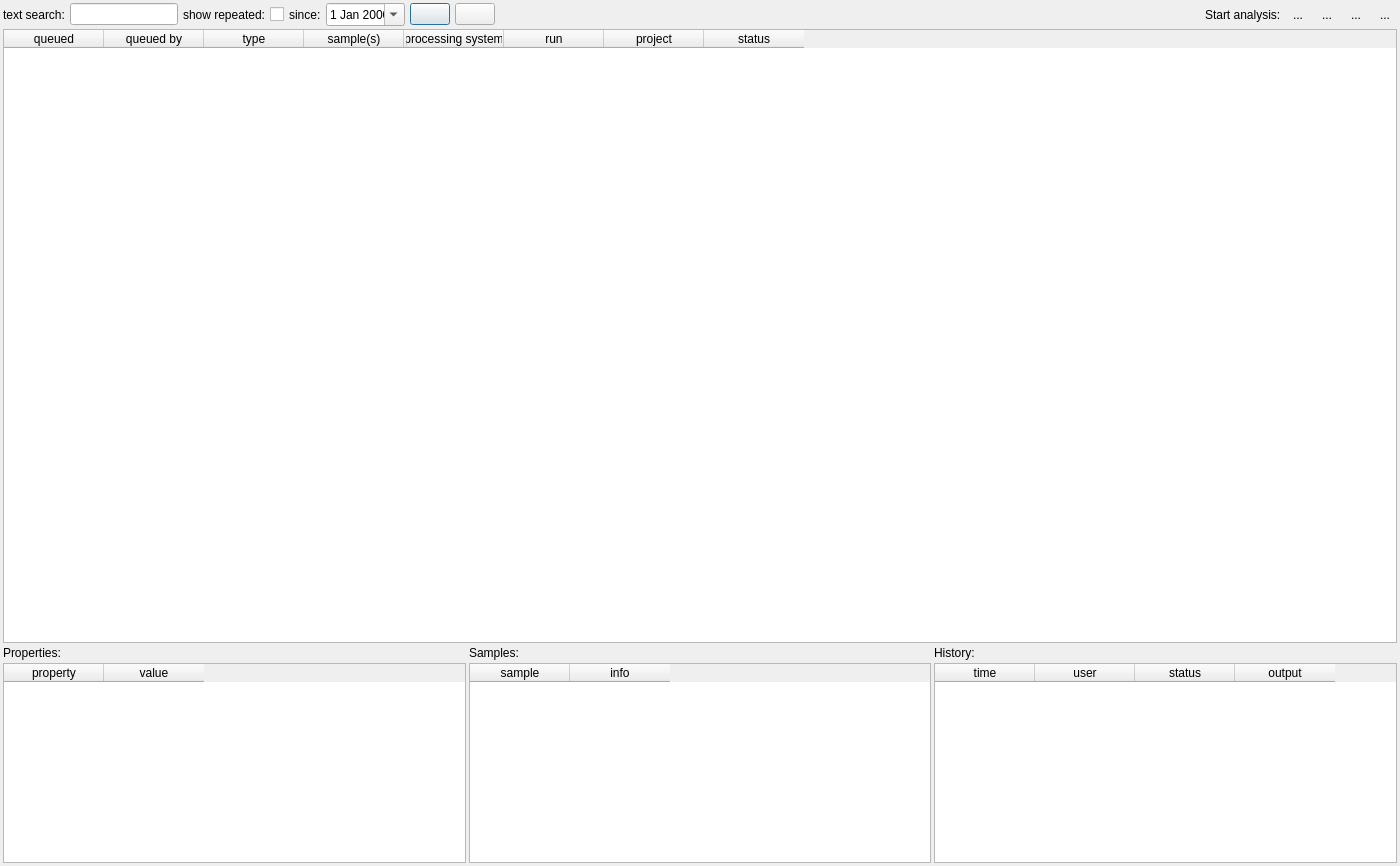
Qt form src/GSvar/AnalysisStatusDialog.ui (imgag/ngs-bits) before a commit.
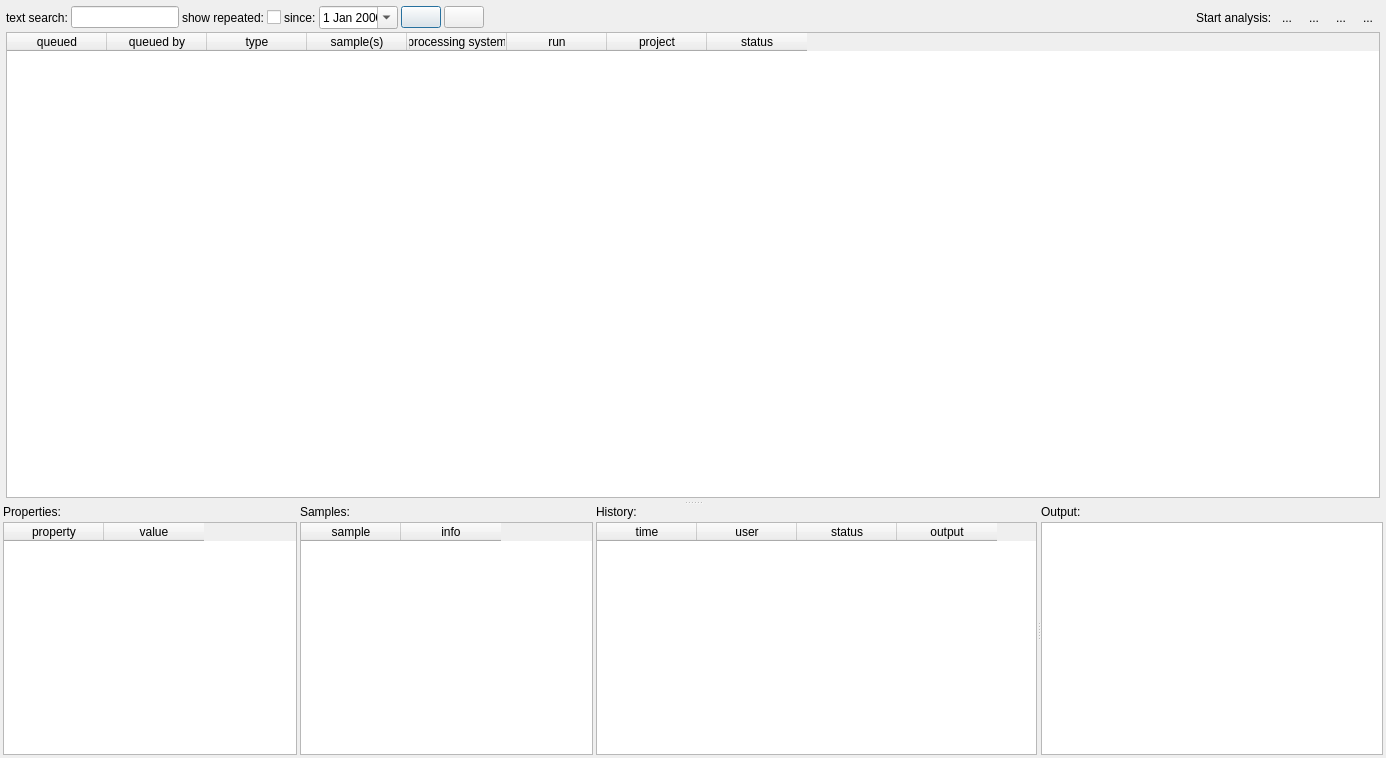
The same form after that commit. Icons and pictures are not drawn.

Patch:
```diff
--- a/src/GSvar/AnalysisStatusDialog.ui
+++ b/src/GSvar/AnalysisStatusDialog.ui
@@ -6,8 +6,8 @@
    <rect>
     <x>0</x>
     <y>0</y>
-    <width>1400</width>
-    <height>866</height>
+    <width>1386</width>
+    <height>758</height>
    </rect>
   </property>
   <property name="minimumSize">
@@ -23,7 +23,10 @@
    <iconset resource="GSvar.qrc">
     <normaloff>:/Icons/Icon.png</normaloff>:/Icons/Icon.png</iconset>
   </property>
-  <layout class="QGridLayout" name="gridLayout">
+  <layout class="QVBoxLayout" name="verticalLayout_3">
+   <property name="spacing">
+    <number>3</number>
+   </property>
    <property name="leftMargin">
     <number>3</number>
    </property>
@@ -36,13 +39,35 @@
    <property name="bottomMargin">
     <number>3</number>
    </property>
+   <item>
+    <widget class="QSplitter" name="splitter_2">
+     <property name="orientation">
+      <enum>Qt::Vertical</enum>
+     </property>
+     <property name="childrenCollapsible">
+      <bool>false</bool>
+     </property>
+     <widget class="QWidget" name="">
+      <layout class="QVBoxLayout" name="verticalLayout">
    <property name="spacing">
     <number>3</number>
    </property>
-   <item row="0" column="0" colspan="3">
+       <property name="leftMargin">
+        <number>3</number>
+       </property>
+       <property name="topMargin">
+        <number>3</number>
+       </property>
+       <property name="rightMargin">
+        <number>3</number>
+       </property>
+       <property name="bottomMargin">
+        <number>3</number>
+       </property>
+       <item>
     <layout class="QHBoxLayout" name="horizontalLayout">
      <property name="spacing">
-      <number>5</number>
+          <number>3</number>
      </property>
      <item>
       <widget class="QLabel" name="label_2">
@@ -243,8 +268,14 @@
      </item>
     </layout>
    </item>
-   <item row="1" column="0" colspan="3">
+       <item>
     <widget class="QTableWidget" name="analyses">
+         <property name="minimumSize">
+          <size>
+           <width>0</width>
+           <height>400</height>
+          </size>
+         </property>
      <property name="contextMenuPolicy">
       <enum>Qt::CustomContextMenu</enum>
      </property>
@@ -308,66 +339,28 @@
      </column>
     </widget>
    </item>
-   <item row="2" column="0">
-    <widget class="QLabel" name="label_8">
-     <property name="text">
-      <string>Properties:</string>
-     </property>
-    </widget>
-   </item>
-   <item row="2" column="1">
-    <widget class="QLabel" name="label_7">
-     <property name="text">
-      <string>Samples:</string>
-     </property>
-    </widget>
-   </item>
-   <item row="2" column="2">
+      </layout>
+     </widget>
+     <widget class="QSplitter" name="splitter">
+      <property name="orientation">
+       <enum>Qt::Horizontal</enum>
+      </property>
+      <property name="childrenCollapsible">
+       <bool>false</bool>
+      </property>
+      <widget class="QWidget" name="">
+       <layout class="QGridLayout" name="gridLayout" columnstretch="2,2,3">
+        <property name="spacing">
+         <number>3</number>
+        </property>
+        <item row="0" column="2">
     <widget class="QLabel" name="label_6">
      <property name="text">
       <string>History:</string>
      </property>
     </widget>
    </item>
-   <item row="3" column="1">
-    <widget class="QTableWidget" name="samples">
-     <property name="sizePolicy">
-      <sizepolicy hsizetype="Expanding" vsizetype="Preferred">
-       <horstretch>0</horstretch>
-       <verstretch>0</verstretch>
-      </sizepolicy>
-     </property>
-     <property name="maximumSize">
-      <size>
-       <width>16777215</width>
-       <height>200</height>
-      </size>
-     </property>
-     <property name="selectionMode">
-      <enum>QAbstractItemView::SingleSelection</enum>
-     </property>
-     <property name="selectionBehavior">
-      <enum>QAbstractItemView::SelectItems</enum>
-     </property>
-     <property name="wordWrap">
-      <bool>false</bool>
-     </property>
-     <attribute name="verticalHeaderVisible">
-      <bool>false</bool>
-     </attribute>
-     <column>
-      <property name="text">
-       <string>sample</string>
-      </property>
-     </column>
-     <column>
-      <property name="text">
-       <string>info</string>
-      </property>
-     </column>
-    </widget>
-   </item>
-   <item row="3" column="2">
+        <item row="1" column="2">
     <widget class="QTableWidget" name="history">
      <property name="sizePolicy">
       <sizepolicy hsizetype="Expanding" vsizetype="Preferred">
@@ -378,7 +371,7 @@
      <property name="maximumSize">
       <size>
        <width>16777215</width>
-       <height>200</height>
+            <height>16777215</height>
       </size>
      </property>
      <property name="selectionMode">
@@ -415,12 +408,64 @@
      </column>
     </widget>
    </item>
-   <item row="3" column="0">
+        <item row="0" column="0">
+         <widget class="QLabel" name="label_8">
+          <property name="text">
+           <string>Properties:</string>
+          </property>
+         </widget>
+        </item>
+        <item row="1" column="1">
+         <widget class="QTableWidget" name="samples">
+          <property name="sizePolicy">
+           <sizepolicy hsizetype="Expanding" vsizetype="Preferred">
+            <horstretch>0</horstretch>
+            <verstretch>0</verstretch>
+           </sizepolicy>
+          </property>
+          <property name="maximumSize">
+           <size>
+            <width>16777215</width>
+            <height>16777215</height>
+           </size>
+          </property>
+          <property name="selectionMode">
+           <enum>QAbstractItemView::SingleSelection</enum>
+          </property>
+          <property name="selectionBehavior">
+           <enum>QAbstractItemView::SelectItems</enum>
+          </property>
+          <property name="wordWrap">
+           <bool>false</bool>
+          </property>
+          <attribute name="verticalHeaderVisible">
+           <bool>false</bool>
+          </attribute>
+          <column>
+           <property name="text">
+            <string>sample</string>
+           </property>
+          </column>
+          <column>
+           <property name="text">
+            <string>info</string>
+           </property>
+          </column>
+         </widget>
+        </item>
+        <item row="0" column="1">
+         <widget class="QLabel" name="label_7">
+          <property name="text">
+           <string>Samples:</string>
+          </property>
+         </widget>
+        </item>
+        <item row="1" column="0">
     <widget class="QTableWidget" name="properties">
      <property name="maximumSize">
       <size>
        <width>16777215</width>
-       <height>200</height>
+            <height>16777215</height>
       </size>
      </property>
      <property name="selectionMode">
@@ -446,6 +491,35 @@
    </item>
   </layout>
  </widget>
+      <widget class="QWidget" name="">
+       <layout class="QVBoxLayout" name="verticalLayout_2">
+        <property name="spacing">
+         <number>3</number>
+        </property>
+        <item>
+         <widget class="QLabel" name="label_3">
+          <property name="text">
+           <string>Output:</string>
+          </property>
+         </widget>
+        </item>
+        <item>
+         <widget class="QTextEdit" name="output">
+          <property name="minimumSize">
+           <size>
+            <width>0</width>
+            <height>200</height>
+           </size>
+          </property>
+         </widget>
+        </item>
+       </layout>
+      </widget>
+     </widget>
+    </widget>
+   </item>
+  </layout>
+ </widget>
  <resources>
   <include location="GSvar.qrc"/>
  </resources>
```
Left out of the diff: 3 changed lines with no effect on the pictures. Lines whose indentation alone changed are shown as unchanged.
